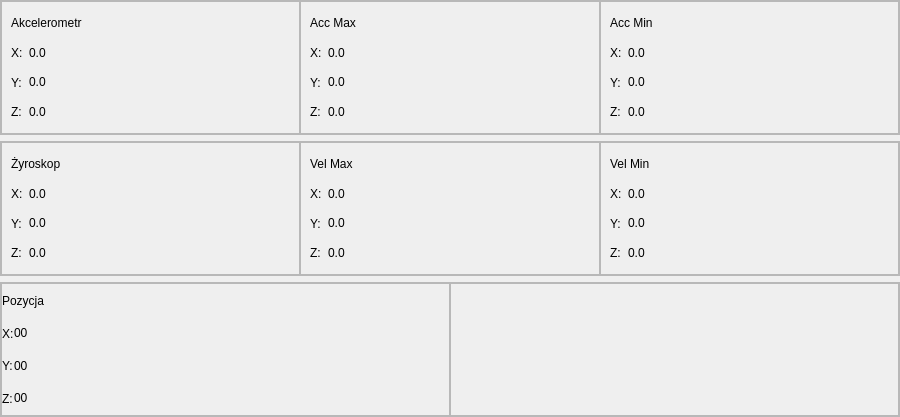
Old version of the form mainwindow.ui in the repository Dezinter8/imu_test.
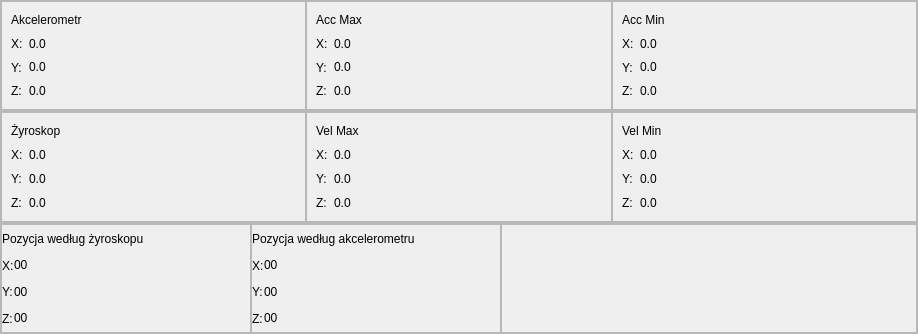
New version of the form. Icons and pictures are not drawn.

```diff
--- a/mainwindow.ui
+++ b/mainwindow.ui
@@ -6,8 +6,8 @@
    <rect>
     <x>0</x>
     <y>0</y>
-    <width>900</width>
-    <height>417</height>
+    <width>918</width>
+    <height>334</height>
    </rect>
   </property>
   <property name="windowTitle">
@@ -15,6 +15,9 @@
   </property>
   <widget class="QWidget" name="centralwidget">
    <layout class="QVBoxLayout" name="verticalLayout">
+    <property name="spacing">
+     <number>0</number>
+    </property>
     <property name="leftMargin">
      <number>0</number>
     </property>
@@ -557,7 +560,7 @@
       <property name="frameShadow">
        <enum>QFrame::Raised</enum>
       </property>
-      <layout class="QHBoxLayout" name="horizontalLayout_3" stretch="1,1">
+      <layout class="QHBoxLayout" name="horizontalLayout_3" stretch="0,0,1">
        <property name="spacing">
         <number>0</number>
        </property>
@@ -575,6 +578,12 @@
        </property>
        <item>
         <widget class="QFrame" name="frame_4">
+         <property name="minimumSize">
+          <size>
+           <width>250</width>
+           <height>0</height>
+          </size>
+         </property>
          <property name="frameShape">
           <enum>QFrame::StyledPanel</enum>
          </property>
@@ -607,7 +616,7 @@
           <item row="0" column="0" colspan="3">
            <widget class="QLabel" name="label_15">
             <property name="text">
-             <string>Pozycja</string>
+             <string>Pozycja według żyroskopu</string>
             </property>
            </widget>
           </item>
@@ -658,6 +667,97 @@
          </layout>
         </widget>
        </item>
+       <item>
+        <widget class="QFrame" name="frame_7">
+         <property name="minimumSize">
+          <size>
+           <width>250</width>
+           <height>0</height>
+          </size>
+         </property>
+         <property name="frameShape">
+          <enum>QFrame::StyledPanel</enum>
+         </property>
+         <property name="frameShadow">
+          <enum>QFrame::Raised</enum>
+         </property>
+         <layout class="QGridLayout" name="gridLayout_8" columnstretch="0,1,0">
+          <property name="leftMargin">
+           <number>0</number>
+          </property>
+          <property name="topMargin">
+           <number>0</number>
+          </property>
+          <property name="rightMargin">
+           <number>0</number>
+          </property>
+          <property name="bottomMargin">
+           <number>0</number>
+          </property>
+          <property name="spacing">
+           <number>0</number>
+          </property>
+          <item row="1" column="0">
+           <widget class="QLabel" name="label_29">
+            <property name="text">
+             <string>X:</string>
+            </property>
+           </widget>
+          </item>
+          <item row="0" column="0" colspan="3">
+           <widget class="QLabel" name="label_30">
+            <property name="text">
+             <string>Pozycja według akcelerometru</string>
+            </property>
+           </widget>
+          </item>
+          <item row="4" column="0">
+           <widget class="QLabel" name="label_34">
+            <property name="text">
+             <string>Z:</string>
+            </property>
+           </widget>
+          </item>
+          <item row="1" column="1">
+           <widget class="QLabel" name="acc_x_angle_label">
+            <property name="text">
+             <string>00</string>
+            </property>
+            <property name="textInteractionFlags">
+             <set>Qt::LinksAccessibleByMouse|Qt::TextSelectableByMouse</set>
+            </property>
+           </widget>
+          </item>
+          <item row="4" column="1">
+           <widget class="QLabel" name="acc_z_angle_label">
+            <property name="text">
+             <string>00</string>
+            </property>
+            <property name="textInteractionFlags">
+             <set>Qt::LinksAccessibleByMouse|Qt::TextSelectableByMouse</set>
+            </property>
+           </widget>
+          </item>
+          <item row="2" column="1">
+           <widget class="QLabel" name="acc_y_angle_label">
+            <property name="text">
+             <string>00</string>
+            </property>
+            <property name="textInteractionFlags">
+             <set>Qt::LinksAccessibleByMouse|Qt::TextSelectableByMouse</set>
+            </property>
+           </widget>
+          </item>
+          <item row="2" column="0">
+           <widget class="QLabel" name="label_35">
+            <property name="text">
+             <string>Y:</string>
+            </property>
+           </widget>
+          </item>
+         </layout>
+        </widget>
+       </item>
        <item>
         <widget class="QFrame" name="frame_5">
          <property name="frameShape">
@@ -668,7 +768,7 @@
          </property>
          <layout class="QHBoxLayout" name="horizontalLayout_4" stretch="1,1,1">
           <property name="spacing">
-           <number>6</number>
+           <number>0</number>
           </property>
           <property name="sizeConstraint">
            <enum>QLayout::SetDefaultConstraint</enum>
@@ -679,6 +779,9 @@
           <property name="topMargin">
            <number>0</number>
           </property>
+          <property name="rightMargin">
+           <number>0</number>
+          </property>
           <property name="bottomMargin">
            <number>0</number>
           </property>
```
Left out of the diff: 6 changed lines with no effect on the pictures.
